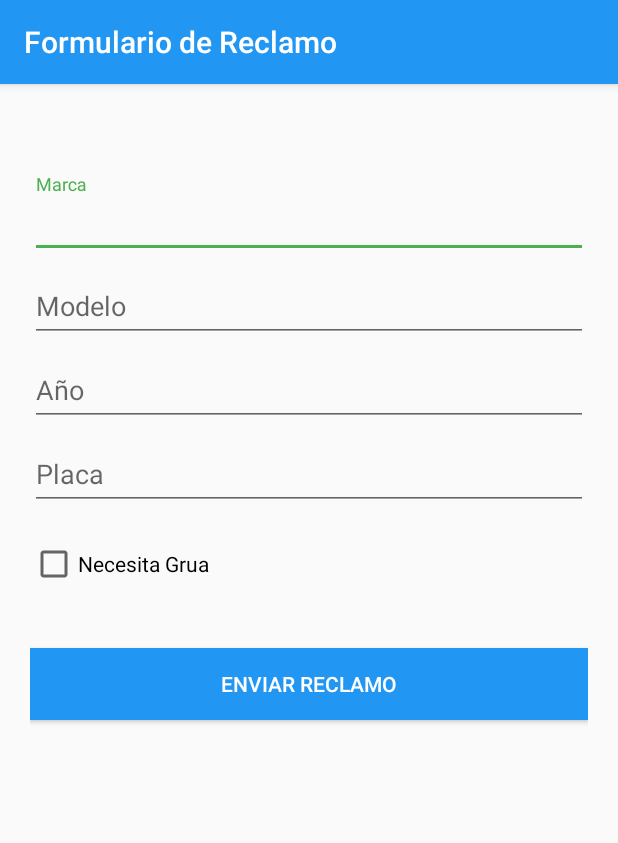
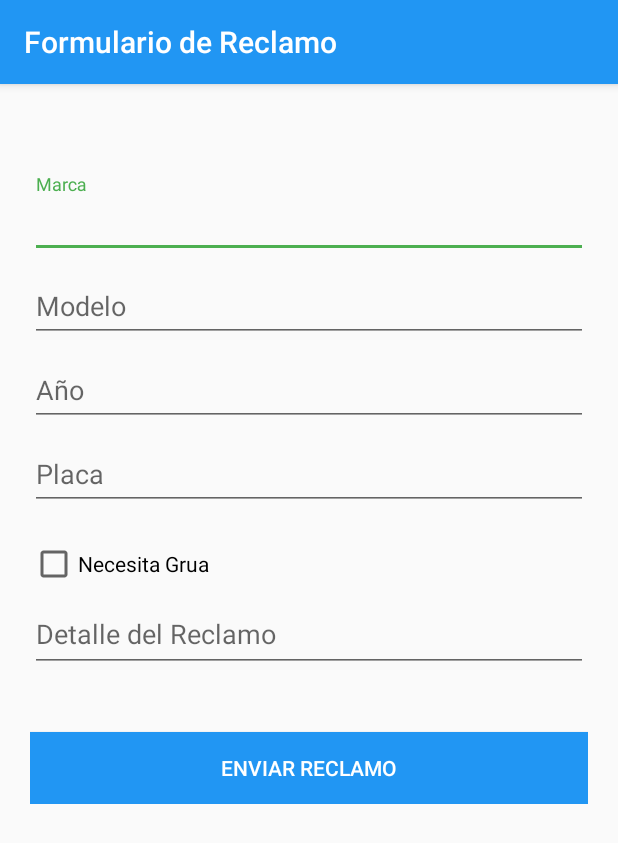
Before and after one commit to casiprogramador/autoreclamos, an Android app: the screen it shows after launch (FormReclamoActivity), after a tap on "Falla Mecanica", on a phone screen of 412 x 824 dp. Shown: the top 843 px of the screen. Run offline under Robolectric (Android 15) with nearby library versions, the light colour scheme and no system bars.

Commit message:
finalizacion version 1

```diff
--- a/app/src/main/java/com/marceloapp/autoreclamos/Activities/FormReclamoActivity.java
+++ b/app/src/main/java/com/marceloapp/autoreclamos/Activities/FormReclamoActivity.java
@@ -6,9 +6,7 @@ import android.content.Intent;
 import android.content.SharedPreferences;
 import android.os.Bundle;
 import android.support.v7.app.AppCompatActivity;
-import android.support.v7.widget.SwitchCompat;
 import android.support.v7.widget.Toolbar;
-import android.telephony.TelephonyManager;
 import android.util.Log;
 import android.view.View;
 import android.widget.Button;
@@ -16,7 +14,6 @@ import android.widget.CheckBox;
 import android.widget.EditText;
 
 import com.marceloapp.autoreclamos.R;
-import com.marceloapp.autoreclamos.Rest.Reclamo;
 import com.marceloapp.autoreclamos.Rest.ReclamoService;
 import com.marceloapp.autoreclamos.Rest.ResponseHttp;
 
@@ -27,7 +24,6 @@ import retrofit2.Callback;
 import retrofit2.Response;
 import retrofit2.Retrofit;
 import retrofit2.converter.gson.GsonConverterFactory;
-import retrofit2.http.Field;
 
 /**
  * Created by Marcelo on 7/5/2016.
@@ -38,6 +34,7 @@ public class FormReclamoActivity extends AppCompatActivity{
     EditText modelo;
     EditText anio;
     EditText placa;
+    EditText detalle;
     CheckBox checkGrua;
     Button btnReclamo;
     static String grua="NO";
@@ -54,6 +51,7 @@ public class FormReclamoActivity extends AppCompatActivity{
         modelo = (EditText)findViewById(R.id.input_modelo);
         anio = (EditText)findViewById(R.id.input_anio);
         placa = (EditText)findViewById(R.id.input_placa);
+        detalle = (EditText)findViewById(R.id.input_detalle);
 
         checkGrua = (CheckBox)findViewById(R.id.check_grua);
         checkGrua.setOnClickListener(new View.OnClickListener() {
@@ -94,7 +92,8 @@ public class FormReclamoActivity extends AppCompatActivity{
                         modelo.getText().toString(),
                         anio.getText().toString(),
                         placa.getText().toString(),
-                        grua);
+                        grua,
+                        detalle.getText().toString());
                 call.enqueue(new Callback<ResponseHttp>() {
                     @Override
                     public void onResponse(Call<ResponseHttp> call, Response<ResponseHttp> response) {
--- a/app/src/main/java/com/marceloapp/autoreclamos/Rest/ReclamoService.java
+++ b/app/src/main/java/com/marceloapp/autoreclamos/Rest/ReclamoService.java
@@ -13,11 +13,12 @@ public interface ReclamoService {
     @POST("/api/v1/reclamo")
     Call<ResponseHttp> createReclamo(@Field("tipo")String tipo,
                                      @Field("nombre")String nombre,
-                                @Field("ci")String ci,
+                                     @Field("ci")String ci,
                                      @Field("phone")String phone,
-                                @Field("marca")String marca,
-                                @Field("modelo")String modelo,
-                                @Field("anio")String anio,
-                                @Field("placa")String placa,
-                                     @Field("grua")String grua);
+                                     @Field("marca")String marca,
+                                     @Field("modelo")String modelo,
+                                     @Field("anio")String anio,
+                                     @Field("placa")String placa,
+                                     @Field("grua")String grua,
+                                     @Field("detalle")String detalle);
 }
--- a/app/src/main/res/layout/activity_form_reclamo.xml
+++ b/app/src/main/res/layout/activity_form_reclamo.xml
@@ -13,12 +13,22 @@
         layout="@layout/toolbar_layout"/>
 </android.support.design.widget.AppBarLayout>
     <LinearLayout
+        android:layout_width="fill_parent"
+        android:layout_height="fill_parent"
+        xmlns:android="http://schemas.android.com/apk/res/android">
+    <ScrollView
+        xmlns:android="http://schemas.android.com/apk/res/android"
+        android:id="@+id/scroll"
+        android:layout_width="fill_parent"
+        android:layout_height="wrap_content">
+    <LinearLayout
         android:orientation="vertical" android:layout_width="match_parent"
         android:layout_height="match_parent"
         android:layout_marginTop="?attr/actionBarSize"
         android:paddingLeft="20dp"
         android:paddingRight="20dp"
-        android:paddingTop="60dp">
+        android:paddingTop="60dp"
+        android:layout_marginBottom="100dp">
 
         <android.support.design.widget.TextInputLayout
             android:id="@+id/input_layout_marca"
@@ -54,7 +64,8 @@
                 android:layout_width="match_parent"
                 android:layout_height="wrap_content"
                 android:singleLine="true"
-                android:hint="Año" />
+                android:hint="Año"
+                android:inputType="number" />
         </android.support.design.widget.TextInputLayout>
         <android.support.design.widget.TextInputLayout
             android:id="@+id/input_layout_placa"
@@ -76,6 +87,23 @@
             android:checked="false"
             android:text="Necesita Grua"
             android:layout_marginTop="20dp" />
+        <android.support.design.widget.TextInputLayout
+            android:id="@+id/input_layout_detalle"
+            android:layout_width="match_parent"
+            android:layout_height="wrap_content">
+
+            <EditText
+                android:id="@+id/input_detalle"
+                android:layout_width="match_parent"
+                android:layout_height="match_parent"
+                android:layout_marginTop="50dp"
+                android:gravity="top"
+                android:singleLine="false"
+                android:inputType="textImeMultiLine"
+                android:minLines="4"
+                android:lines="4"
+                android:hint="Detalle del Reclamo" />
+        </android.support.design.widget.TextInputLayout>
         <Button android:id="@+id/btn_save_reclamo"
             android:layout_width="fill_parent"
             android:layout_height="wrap_content"
@@ -84,4 +112,6 @@
             android:layout_marginTop="40dp"
             android:textColor="@android:color/white"/>
     </LinearLayout>
+    </ScrollView>
+    </LinearLayout>
 </android.support.design.widget.CoordinatorLayout>
--- a/build.gradle
+++ b/build.gradle
@@ -5,7 +5,7 @@ buildscript {
         jcenter()
     }
     dependencies {
-        classpath 'com.android.tools.build:gradle:2.1.0'
+        classpath 'com.android.tools.build:gradle:2.1.2'
 
         // NOTE: Do not place your application dependencies here; they belong
         // in the individual module build.gradle files
```
